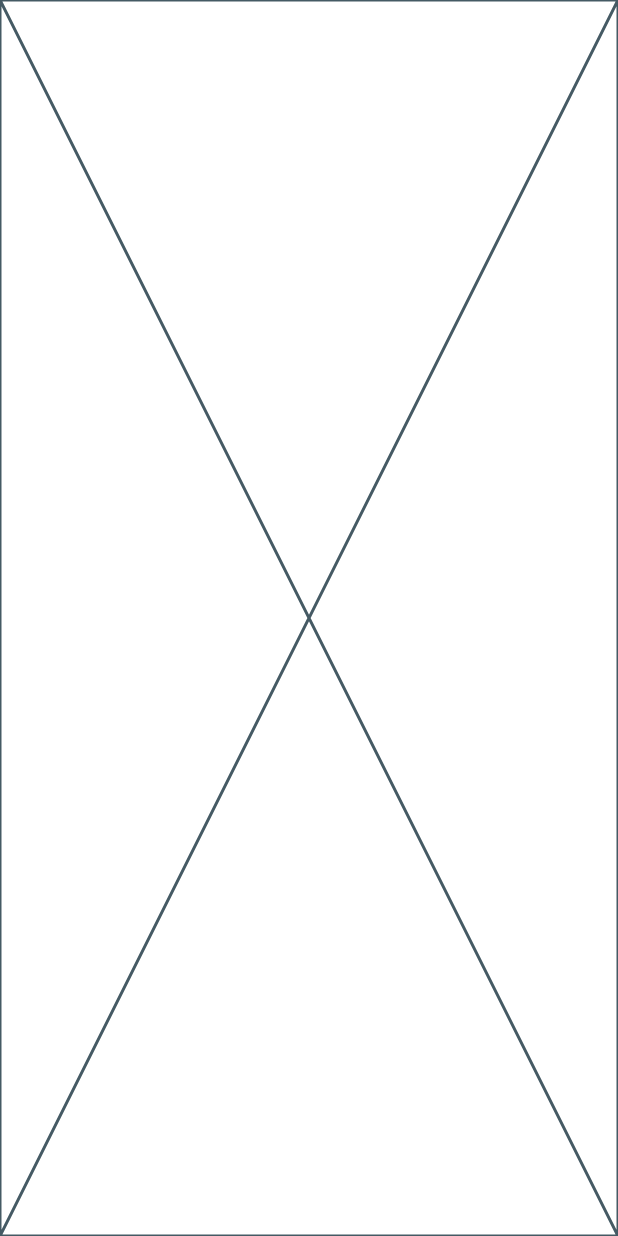
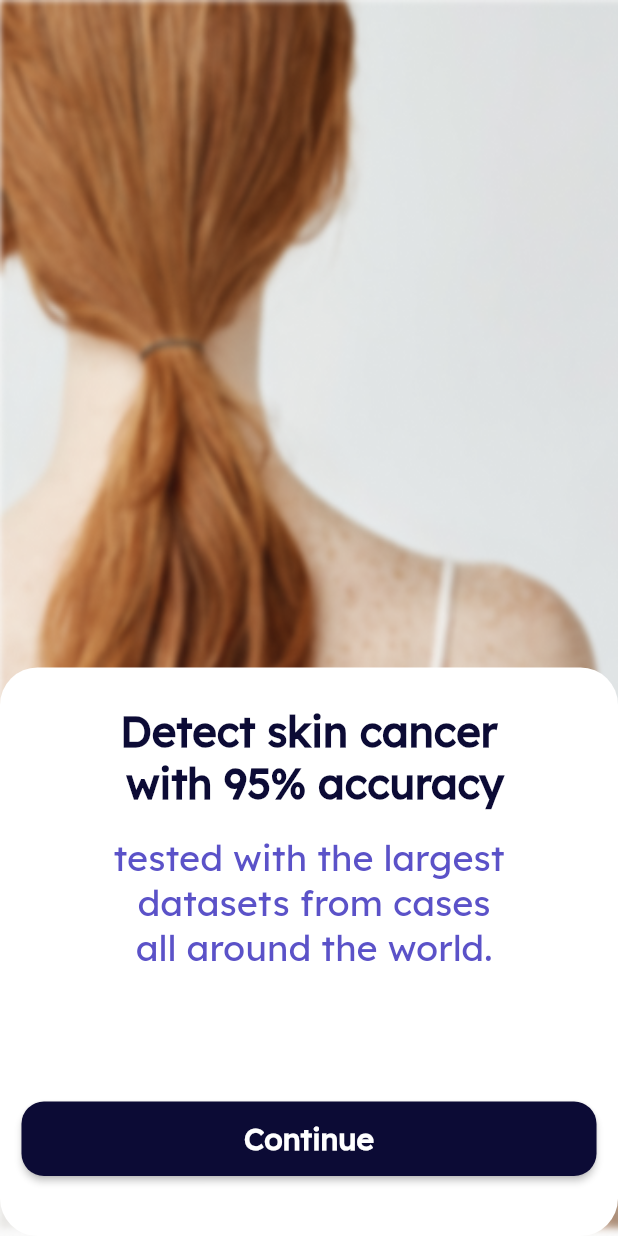
Before and after one commit to maryamyasserr/DermaByte, a Flutter app: the screen it shows after launch, on a phone screen of 412 x 824 dp. Run offline on Flutter 3.47's test engine with Material 2 defaults, Android fonts, the light colour scheme and no system bars; our stand-ins replace flutter_svg, go_router.

Commit message:
Finish Splash and Intro Feature

```diff
--- a/lib/Core/Widgets/custom_appbar.dart
+++ b/lib/Core/Widgets/custom_appbar.dart
@@ -45,7 +45,7 @@ class _CustomAppBarState extends State<CustomAppBar> {
                   child:
                   isPressed?
                   SvgPicture.asset(Assets.kProfileIcon)
-                  :const Icon(Icons.person,color: OurColors.kPrimaryColor,size: 40)
+                  :const Icon(Icons.person,color: AppColors.kPrimaryColor,size: 40)
                   )
             ],
           )
--- a/lib/Core/utils/colors.dart
+++ b/lib/Core/utils/colors.dart
@@ -1,6 +1,7 @@
 import 'package:flutter/material.dart';
 
-class OurColors {
+class AppColors {
   static const kPrimaryColor = Color(0xff0C0B35);
   static const kCardColor = Color(0xffF2FBFA);
+  static const kWhiteColor = Color(0xffFFFFFF);
 }
--- a/lib/Core/utils/font_styels.dart
+++ b/lib/Core/utils/font_styels.dart
@@ -6,66 +6,66 @@ class Styels {
       fontSize: 40,
       fontWeight: FontWeight.w700,
       fontFamily: 'Lexend',
-      color: OurColors.kPrimaryColor);
+      color: AppColors.kPrimaryColor);
   static const textStyle20_700 = TextStyle(
       fontSize: 20,
       fontWeight: FontWeight.w700,
       fontFamily: 'Lexend',
-      color: OurColors.kPrimaryColor);
+      color: AppColors.kPrimaryColor);
   static const textStyle20_200 = TextStyle(
       fontSize: 20,
       fontWeight: FontWeight.w200,
       fontFamily: 'Lexend',
-      color: OurColors.kPrimaryColor);
+      color: AppColors.kPrimaryColor);
   static const textStyle20_300 = TextStyle(
       fontSize: 20,
       fontWeight: FontWeight.w300,
       fontFamily: 'Lexend',
-      color: OurColors.kPrimaryColor);
+      color: AppColors.kPrimaryColor);
   static const textStyle15_300 = TextStyle(
       fontSize: 15,
       fontWeight: FontWeight.w300,
       fontFamily: 'Lexend',
-      color: OurColors.kPrimaryColor);
+      color: AppColors.kPrimaryColor);
   static const textStyle18_400 = TextStyle(
       fontSize: 18,
       fontWeight: FontWeight.w400,
       fontFamily: 'Lexend',
-      color: OurColors.kPrimaryColor);
+      color: AppColors.kPrimaryColor);
 
   static const textStyle24_600 = TextStyle(
       fontSize: 24,
       fontWeight: FontWeight.w600,
       fontFamily: 'Lexend',
-      color: OurColors.kPrimaryColor);
+      color: AppColors.kPrimaryColor);
   static const textStyle18_600 = TextStyle(
       fontSize: 18,
       fontWeight: FontWeight.w600,
       fontFamily: 'Lexend',
-      color: OurColors.kPrimaryColor);
+      color: AppColors.kPrimaryColor);
   static const textStyle12_200 = TextStyle(
       fontSize: 12,
       fontWeight: FontWeight.w200,
       fontFamily: 'Lexend',
-      color: OurColors.kPrimaryColor);
+      color: AppColors.kPrimaryColor);
   static const textStyle14_300 = TextStyle(
       fontSize: 14,
       fontWeight: FontWeight.w300,
       fontFamily: 'Lexend',
-      color: OurColors.kPrimaryColor);
+      color: AppColors.kPrimaryColor);
   static const textStyle12_700 = TextStyle(
       fontSize: 12,
       fontWeight: FontWeight.w700,
       fontFamily: 'Lexend',
-      color: OurColors.kPrimaryColor);
+      color: AppColors.kPrimaryColor);
   static const textStyle16_400 = TextStyle(
       fontSize: 16,
       fontWeight: FontWeight.w400,
       fontFamily: 'Lexend',
-      color: OurColors.kPrimaryColor);
+      color: AppColors.kPrimaryColor);
   static const textStyle18_300 = TextStyle(
       fontSize: 18,
       fontWeight: FontWeight.w300,
       fontFamily: 'Lexend',
-      color: OurColors.kPrimaryColor);
+      color: AppColors.kPrimaryColor);
 }
--- a/lib/Core/utils/routes.dart
+++ b/lib/Core/utils/routes.dart
@@ -1,7 +1,9 @@
 import 'package:dermabyte/Features/Appoinments/View/appoinments_view.dart';
 import 'package:dermabyte/Features/Appoinments/View/follow_up_view.dart';
 import 'package:dermabyte/Features/Appoinments/View/upcoming_view.dart';
+import 'package:dermabyte/Features/Authentication/View/sign_in.dart';
 import 'package:dermabyte/Features/Profile/View/profile_view.dart';
+import 'package:dermabyte/Features/Splash/View/intro_view.dart';
 import 'package:dermabyte/Features/Splash/View/splash_view.dart';
 import 'package:go_router/go_router.dart';
 
@@ -10,12 +12,19 @@ abstract class AppRoutes {
   static String kUpcoming = '/Upcoming';
   static String kProfile = '/profile';
   static String kSplash = '/Splash';
+  static String kAppoinments = '/Appoinments';
+  static String kAppIntro = '/AppIntro';
+  static String kSignIn = '/SignIn';
 
   static final router = GoRouter(routes: [
     GoRoute(path: '/', builder: (context, state) => const SplashView()),
     GoRoute(path: kFollowUp, builder: (context, state) => const FollowUpView()),
     GoRoute(path: kUpcoming, builder: (context, state) => const UpComingView()),
     GoRoute(path: kProfile, builder: (context, state) => const ProfileView()),
+    GoRoute(path: kSplash, builder: (context, state) => const SplashView()),
+    GoRoute(path: kAppoinments , builder: (context, state) => const AppoinmentsView()),
+    GoRoute(path: kAppIntro , builder: (context, state) => const AppIntro()),
+    GoRoute(path: kSignIn , builder: (context, state) => const SignIn()),
 
   ]);
 }
--- a/lib/Features/Appoinments/View/Widgets/card_button.dart
+++ b/lib/Features/Appoinments/View/Widgets/card_button.dart
@@ -19,7 +19,7 @@ class CardButton extends StatelessWidget {
           child: ElevatedButton(
               onPressed: onPressed,
               style: ElevatedButton.styleFrom(
-                backgroundColor: OurColors.kPrimaryColor,
+                backgroundColor: AppColors.kPrimaryColor,
                 shape: RoundedRectangleBorder(
                   borderRadius: BorderRadius.circular(20),
                 ),
--- a/lib/Features/Appoinments/View/Widgets/custom_card.dart
+++ b/lib/Features/Appoinments/View/Widgets/custom_card.dart
@@ -22,7 +22,7 @@ class CustomCard extends StatelessWidget {
       width: MediaQuery.of(context).size.width * 0.95,
       height: MediaQuery.of(context).size.height * 0.18,
       decoration: BoxDecoration(
-          color: OurColors.kCardColor,
+          color: AppColors.kCardColor,
           borderRadius: BorderRadius.circular(20),
           boxShadow: const [
             BoxShadow(
--- a/lib/Features/Appoinments/View/Widgets/upcoming_body.dart
+++ b/lib/Features/Appoinments/View/Widgets/upcoming_body.dart
@@ -42,7 +42,7 @@ class UpComingBody extends StatelessWidget {
             style: ElevatedButton.styleFrom(
               padding: EdgeInsets.symmetric(horizontal: MediaQuery.of(context).size.width*0.34,vertical: 12),
               shape: RoundedRectangleBorder(borderRadius: BorderRadius.circular(10)),
-              backgroundColor: OurColors.kPrimaryColor
+              backgroundColor: AppColors.kPrimaryColor
             ),
             child: Text("Start Call",style: Styels.textStyle20_700.copyWith(color: Colors.white),))
         ],
--- /dev/null
+++ b/lib/Features/Splash/View/Widgets/intro_body.dart
@@ -0,0 +1,21 @@
+import 'package:dermabyte/Features/Splash/View/Widgets/intro_bottom_sheet.dart';
+import 'package:flutter/material.dart';
+
+class IntroBody extends StatelessWidget {
+  const IntroBody({super.key});
+
+  @override
+  Widget build(BuildContext context) {
+    return Stack(
+      children: [
+        Container(
+          decoration: const BoxDecoration(
+              image: DecorationImage(
+                  image: AssetImage('assets/images/intro_background.png'),
+                  fit: BoxFit.fill)),
+        ),
+        Positioned(bottom: 0, child: IntroBottomSheet())
+      ],
+    );
+  }
+}
--- /dev/null
+++ b/lib/Features/Splash/View/Widgets/intro_bottom_sheet.dart
@@ -0,0 +1,63 @@
+import 'package:dermabyte/Core/utils/colors.dart';
+import 'package:dermabyte/Core/utils/font_styels.dart';
+import 'package:dermabyte/Core/utils/routes.dart';
+import 'package:flutter/material.dart';
+import 'package:go_router/go_router.dart';
+
+class IntroBottomSheet extends StatelessWidget {
+  const IntroBottomSheet({super.key});
+
+  @override
+  Widget build(BuildContext context) {
+    var mediaQuery = MediaQuery.of(context).size;
+    return Container(
+      height: mediaQuery.height * 0.46,
+      width: mediaQuery.width,
+      decoration: BoxDecoration(
+        color: AppColors.kWhiteColor,
+        borderRadius: BorderRadius.circular(25),
+      ),
+      child: Padding(
+        padding: const EdgeInsets.symmetric(vertical: 25),
+        child: Column(
+            mainAxisAlignment: MainAxisAlignment.spaceBetween,
+            children: [
+              Column(
+                children: [
+                  Text(
+                    'Detect skin cancer \n with 95% accuracy',
+                    textAlign: TextAlign.center,
+                    style: Styels.textStyle18_600!.copyWith(fontSize: 28),
+                  ),
+                  SizedBox(height: mediaQuery.height * 0.020),
+                  Text(
+                    'tested with the largest \n datasets from cases \n all around the world.',
+                    textAlign: TextAlign.center,
+                    style: Styels.textStyle20_300!
+                        .copyWith(fontSize: 24, color: const Color(0xff5B52C8)),
+                  ),
+                ],
+              ),
+              Padding(
+                padding: const EdgeInsets.only(bottom: 15),
+                child: ElevatedButton(
+                    style: ElevatedButton.styleFrom(
+                        padding: EdgeInsets.symmetric(
+                            horizontal: mediaQuery.width * 0.36,
+                            vertical: mediaQuery.height * 0.015),
+                        backgroundColor: AppColors.kPrimaryColor,
+                        shape: RoundedRectangleBorder(
+                          borderRadius: BorderRadius.circular(15.0),
+                        )),
+                    onPressed: () {
+                      GoRouter.of(context).pushReplacement(AppRoutes.kSignIn);
+                    },
+                    child: Text('Continue',
+                        style: Styels.textStyle20_700!
+                            .copyWith(color: AppColors.kWhiteColor))),
+              )
+            ]),
+      ),
+    );
+  }
+}
--- /dev/null
+++ b/lib/Features/Splash/View/intro_view.dart
@@ -0,0 +1,13 @@
+import 'package:dermabyte/Features/Splash/View/Widgets/intro_body.dart';
+import 'package:flutter/material.dart';
+
+class AppIntro extends StatelessWidget {
+  const AppIntro({super.key});
+
+  @override
+  Widget build(BuildContext context) {
+    return const Scaffold(
+      body: IntroBody(),
+    );
+  }
+}
--- a/pubspec.yaml
+++ b/pubspec.yaml
@@ -34,6 +34,7 @@ dependencies:
   flutter_svg: ^2.0.9
   font_awesome_flutter: ^10.6.0
   go_router: ^12.1.1
+  google_fonts: ^6.1.0
 
 dev_dependencies:
   flutter_lints: ^2.0.0
```
Also changed, not shown: lib/Features/Authentication/View/sign_in.dart (added, +10 -0 lines), lib/Features/Profile/View/Widgets/profile_body.dart (+4 -10 lines), lib/Features/Splash/View/Widgets/splash_body.dart (added, +27 -0 lines), lib/Features/Splash/View/splash_view.dart (+18 -2 lines), assets/images/intro_background.png (added), assets/images/splash_icon.png (added), pubspec.lock, 1 other file.
